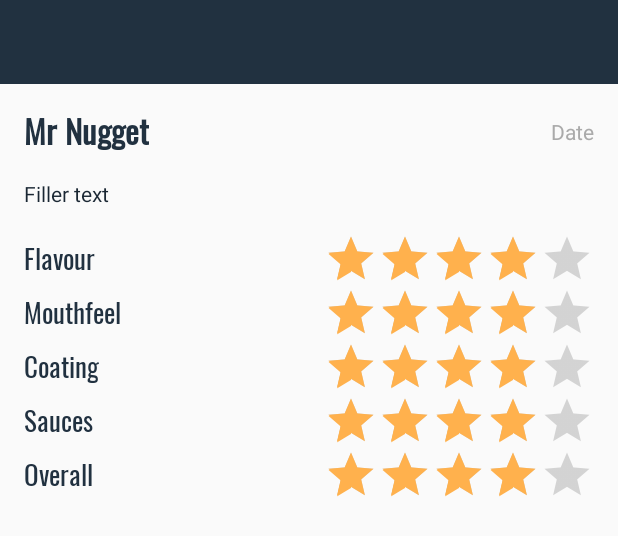
After one commit to nathanhollows/NuggetNav, an Android app: the layout activity_read_review.xml on its own in the app's theme, with its tools: preview values and no code run, on a phone screen of 412 x 824 dp. The commit adds this screen. Shown: the top 536 px of the screen. Run offline under Robolectric (Android 15) with nearby library versions, the phone set to English and light mode, and no system bars.

Commit message:
Reviews in full HD!

```diff
--- a/app/src/main/java/com/nuggetwatch/nuggetnav/ReadReviewActivity.java
+++ b/app/src/main/java/com/nuggetwatch/nuggetnav/ReadReviewActivity.java
@@ -1,14 +1,70 @@
 package com.nuggetwatch.nuggetnav;
 
 import android.os.Bundle;
-import android.os.PersistableBundle;
+import android.widget.RatingBar;
+import android.widget.TextView;
 
 import androidx.appcompat.app.AppCompatActivity;
+import androidx.appcompat.widget.Toolbar;
+
+import java.text.ParseException;
+import java.text.SimpleDateFormat;
+import java.util.Date;
 
 public class ReadReviewActivity extends AppCompatActivity {
 
+    private ReviewModel review;
+
     @Override
-    public void onCreate(Bundle savedInstanceState, PersistableBundle persistentState) {
-        super.onCreate(savedInstanceState, persistentState);
+    public void onCreate(Bundle savedInstanceState) {
+        super.onCreate(savedInstanceState);
+        setContentView(R.layout.activity_read_review);
+
+        Toolbar toolbar = findViewById(R.id.toolbar);
+        setSupportActionBar(toolbar);
+        getSupportActionBar().setDisplayHomeAsUpEnabled(true);
+        getSupportActionBar().setDisplayShowHomeEnabled(true);
+
+        getSupportActionBar().setTitle(getIntent().getStringExtra("name"));
+
+        review = (ReviewModel) getIntent().getSerializableExtra("review");
+
+        try {
+            loadReview();
+        } catch (ParseException e) {
+            e.printStackTrace();
+        }
+    }
+
+    @Override
+    public boolean onSupportNavigateUp() {
+        onBackPressed();
+        return true;
+    }
+
+    private void loadReview() throws ParseException {
+        TextView name = findViewById(R.id.name);
+        TextView date = findViewById(R.id.date);
+        TextView comments = findViewById(R.id.comments);
+
+        RatingBar flavourBar = findViewById(R.id.flavourBar);
+        RatingBar mouthfeelBar = findViewById(R.id.mouthfeelBar);
+        RatingBar coatingBar = findViewById(R.id.coatingBar);
+        RatingBar saucesBar = findViewById(R.id.saucesBar);
+        RatingBar overallBar = findViewById(R.id.overallBar);
+
+        SimpleDateFormat formatIn = new SimpleDateFormat("yyyy-MM-dd HH:mm:ss");
+        SimpleDateFormat formatOut = new SimpleDateFormat("dd MMMM");
+        Date reviewDate = formatIn.parse(review.getDate());
+
+        name.setText(review.getName());
+        date.setText(formatOut.format(reviewDate));
+        comments.setText(review.getComments());
+
+        flavourBar.setRating(review.getFlavour());
+        mouthfeelBar.setRating(review.getMouthfeel());
+        coatingBar.setRating(review.getCoating());
+        saucesBar.setRating(review.getSauces());
+        overallBar.setRating(review.getOverall());
     }
 }
--- a/app/src/main/java/com/nuggetwatch/nuggetnav/StoreActivity.java
+++ b/app/src/main/java/com/nuggetwatch/nuggetnav/StoreActivity.java
@@ -12,6 +12,7 @@ import android.widget.TableRow;
 import android.widget.TextView;
 import android.widget.Toast;
 
+import androidx.annotation.NonNull;
 import androidx.appcompat.app.AppCompatActivity;
 import androidx.appcompat.widget.Toolbar;
 import androidx.recyclerview.widget.DividerItemDecoration;
@@ -41,6 +42,7 @@ public class StoreActivity extends AppCompatActivity implements PriceAdapter.Ite
     private PriceAdapter priceAdapter;
     private ReviewAdapter reviewAdapter;
     private ProgressBar progressBar;
+    private String name;
 
     @Override
     protected void onCreate(Bundle savedInstanceState) {
@@ -48,16 +50,17 @@ public class StoreActivity extends AppCompatActivity implements PriceAdapter.Ite
         setContentView(R.layout.activity_store);
 
         TextView name = findViewById(R.id.name);
-        progressBar = (ProgressBar) findViewById(R.id.progressBar);
+        progressBar = findViewById(R.id.progressBar);
 
-        Toolbar toolbar = (Toolbar) findViewById(R.id.toolbar);
+        Toolbar toolbar = findViewById(R.id.toolbar);
         setSupportActionBar(toolbar);
         getSupportActionBar().setDisplayHomeAsUpEnabled(true);
         getSupportActionBar().setDisplayShowHomeEnabled(true);
 
         try {
             json = new JSONObject(getIntent().getStringExtra("json"));
-            name.setText(json.getJSONObject("properties").getString("chain"));
+            this.name = json.getJSONObject("properties").getString("chain");
+            name.setText(this.name);
             getSupportActionBar().setTitle(json.getJSONObject("properties").getString("chain"));
             RatingBar overall = findViewById(R.id.rating_overall);
             overall.setRating(Integer.valueOf(json.getJSONObject("properties").getString("rating")));
@@ -84,7 +87,7 @@ public class StoreActivity extends AppCompatActivity implements PriceAdapter.Ite
     }
 
     @Override
-    public boolean onOptionsItemSelected(MenuItem item) {
+    public boolean onOptionsItemSelected(@NonNull MenuItem item) {
         // Handle action bar item clicks here. The action bar will
         // automatically handle clicks on the Home/Up button, so long
         // as you specify a parent activity in AndroidManifest.xml.
@@ -116,7 +119,8 @@ public class StoreActivity extends AppCompatActivity implements PriceAdapter.Ite
     public void onReviewClick(View view, int position) {
         Intent i = new Intent(this, ReadReviewActivity.class);
         i.setFlags(Intent.FLAG_ACTIVITY_REORDER_TO_FRONT);
-        i.putExtra("sampleObject", reviewAdapter.getItem(position));
+        i.putExtra("review", reviewAdapter.getItem(position));
+        i.putExtra("name", this.name);
         startActivity(i);
     }
 
--- /dev/null
+++ b/app/src/main/res/layout/activity_read_review.xml
@@ -0,0 +1,247 @@
+<?xml version="1.0" encoding="utf-8"?>
+<LinearLayout xmlns:android="http://schemas.android.com/apk/res/android"
+    android:orientation="vertical" android:layout_width="match_parent"
+    android:layout_height="match_parent"
+    xmlns:app="http://schemas.android.com/apk/res-auto"
+    >
+
+    <androidx.appcompat.widget.Toolbar
+        android:id="@+id/toolbar"
+        android:layout_width="match_parent"
+        android:layout_height="wrap_content"
+        android:background="@color/colorPrimary"
+        android:minHeight="?attr/actionBarSize"
+        android:theme="?attr/actionBarTheme"
+        app:layout_constraintTop_toTopOf="parent" />
+
+    <ScrollView
+        android:layout_width="match_parent"
+        android:layout_height="match_parent">
+
+        <LinearLayout
+            android:layout_width="match_parent"
+            android:layout_height="wrap_content"
+            android:orientation="vertical"
+            android:padding="16sp">
+
+            <LinearLayout
+                android:layout_width="match_parent"
+                android:layout_height="wrap_content"
+                android:orientation="horizontal">
+
+                <TextView
+                    android:id="@+id/name"
+                    android:layout_width="wrap_content"
+                    android:layout_height="wrap_content"
+                    android:text="Mr Nugget"
+                    android:textColor="@color/colorPrimary"
+                    android:textSize="22sp"
+                    android:textStyle="bold"
+                    app:fontFamily="@font/oswald_regular" />
+
+                <TextView
+                    android:id="@+id/date"
+                    android:layout_width="match_parent"
+                    android:layout_height="match_parent"
+                    android:gravity="end|center_vertical"
+                    android:text="Date"
+                    android:textColor="@android:color/darker_gray" />
+
+            </LinearLayout>
+
+            <TextView
+                android:id="@+id/comments"
+                android:layout_width="match_parent"
+                android:layout_height="wrap_content"
+                android:layout_marginTop="16sp"
+                android:layout_marginBottom="16sp"
+                android:text="Filler text"
+                android:textColor="@color/textColor"
+                android:textSize="14sp"
+                app:lineHeight="21sp" />
+
+            <LinearLayout
+                android:layout_width="match_parent"
+                android:layout_height="wrap_content"
+                android:layout_gravity="center_horizontal"
+                android:orientation="horizontal">
+
+                <TextView
+                    android:layout_width="0dp"
+                    android:layout_height="match_parent"
+                    android:layout_weight="1"
+                    android:gravity="start|center_vertical"
+                    android:text="@string/flavour"
+                    android:textColor="@color/colorPrimary"
+                    android:textSize="18sp"
+                    app:fontFamily="@font/oswald_regular" />
+
+                <RelativeLayout
+                    android:layout_width="wrap_content"
+                    android:layout_height="wrap_content"
+                    android:gravity="end">
+
+                    <RatingBar
+                        android:id="@+id/flavourBar"
+                        style="@style/Widget.AppCompat.RatingBar.Indicator"
+                        android:layout_width="wrap_content"
+                        android:layout_height="wrap_content"
+                        android:layout_gravity="end"
+                        android:isIndicator="true"
+                        android:numStars="5"
+                        android:rating="4"
+                        android:scaleX="1"
+                        android:scaleY="1"
+                        android:stepSize="1" />
+                </RelativeLayout>
+            </LinearLayout>
+
+            <LinearLayout
+                android:layout_width="match_parent"
+                android:layout_height="wrap_content"
+                android:layout_gravity="center_horizontal"
+                android:orientation="horizontal">
+
+                <TextView
+                    android:layout_width="0dp"
+                    android:layout_height="match_parent"
+                    android:layout_weight="1"
+                    android:gravity="start|center_vertical"
+                    android:text="@string/mouthfeel"
+                    android:textColor="@color/colorPrimary"
+                    android:textSize="18sp"
+                    app:fontFamily="@font/oswald_regular" />
+
+                <RelativeLayout
+                    android:layout_width="wrap_content"
+                    android:layout_height="wrap_content"
+                    android:gravity="end">
+
+                    <RatingBar
+                        android:id="@+id/mouthfeelBar"
+                        style="@style/Widget.AppCompat.RatingBar.Indicator"
+                        android:layout_width="wrap_content"
+                        android:layout_height="wrap_content"
+                        android:layout_gravity="end"
+                        android:isIndicator="true"
+                        android:numStars="5"
+                        android:rating="4"
+                        android:scaleX="1"
+                        android:scaleY="1"
+                        android:stepSize="1" />
+                </RelativeLayout>
+            </LinearLayout>
+
+            <LinearLayout
+                android:layout_width="match_parent"
+                android:layout_height="wrap_content"
+                android:layout_gravity="center_horizontal"
+                android:orientation="horizontal">
+
+                <TextView
+                    android:layout_width="0dp"
+                    android:layout_height="match_parent"
+                    android:layout_weight="1"
+                    android:gravity="start|center_vertical"
+                    android:text="@string/coating"
+                    android:textColor="@color/colorPrimary"
+                    android:textSize="18sp"
+                    app:fontFamily="@font/oswald_regular" />
+
+                <RelativeLayout
+                    android:layout_width="wrap_content"
+                    android:layout_height="wrap_content"
+                    android:gravity="end">
+
+                    <RatingBar
+                        android:id="@+id/coatingBar"
+                        style="@style/Widget.AppCompat.RatingBar.Indicator"
+                        android:layout_width="wrap_content"
+                        android:layout_height="wrap_content"
+                        android:layout_gravity="end"
+                        android:isIndicator="true"
+                        android:numStars="5"
+                        android:rating="4"
+                        android:scaleX="1"
+                        android:scaleY="1"
+                        android:stepSize="1" />
+                </RelativeLayout>
+            </LinearLayout>
+
+            <LinearLayout
+                android:layout_width="match_parent"
+                android:layout_height="wrap_content"
+                android:layout_gravity="center_horizontal"
+                android:orientation="horizontal">
+
+                <TextView
+                    android:layout_width="0dp"
+                    android:layout_height="match_parent"
+                    android:layout_weight="1"
+                    android:gravity="start|center_vertical"
+                    android:text="@string/sauces"
+                    android:textColor="@color/colorPrimary"
+                    android:textSize="18sp"
+                    app:fontFamily="@font/oswald_regular" />
+
+                <RelativeLayout
+                    android:layout_width="wrap_content"
+                    android:layout_height="wrap_content"
+                    android:gravity="end">
+
+                    <RatingBar
+                        android:id="@+id/saucesBar"
+                        style="@style/Widget.AppCompat.RatingBar.Indicator"
+                        android:layout_width="wrap_content"
+                        android:layout_height="wrap_content"
+                        android:layout_gravity="end"
+                        android:isIndicator="true"
+                        android:numStars="5"
+                        android:rating="4"
+                        android:scaleX="1"
+                        android:scaleY="1"
+                        android:stepSize="1" />
+                </RelativeLayout>
+            </LinearLayout>
+
+            <LinearLayout
+                android:layout_width="match_parent"
+                android:layout_height="wrap_content"
+                android:layout_gravity="center_horizontal"
+                android:orientation="horizontal">
+
+                <TextView
+                    android:layout_width="0dp"
+                    android:layout_height="match_parent"
+                    android:layout_weight="1"
+                    android:gravity="start|center_vertical"
+                    android:text="@string/overall"
+                    android:textColor="@color/colorPrimary"
+                    android:textSize="18sp"
+                    app:fontFamily="@font/oswald_regular" />
+
+                <RelativeLayout
+                    android:layout_width="wrap_content"
+                    android:layout_height="wrap_content"
+                    android:gravity="end">
+
+                    <RatingBar
+                        android:id="@+id/overallBar"
+                        style="@style/Widget.AppCompat.RatingBar.Indicator"
+                        android:layout_width="wrap_content"
+                        android:layout_height="wrap_content"
+                        android:layout_gravity="end"
+                        android:isIndicator="true"
+                        android:numStars="5"
+                        android:rating="4"
+                        android:scaleX="1"
+                        android:scaleY="1"
+                        android:stepSize="1" />
+                </RelativeLayout>
+            </LinearLayout>
+
+
+        </LinearLayout>
+    </ScrollView>
+
+</LinearLayout>
```
